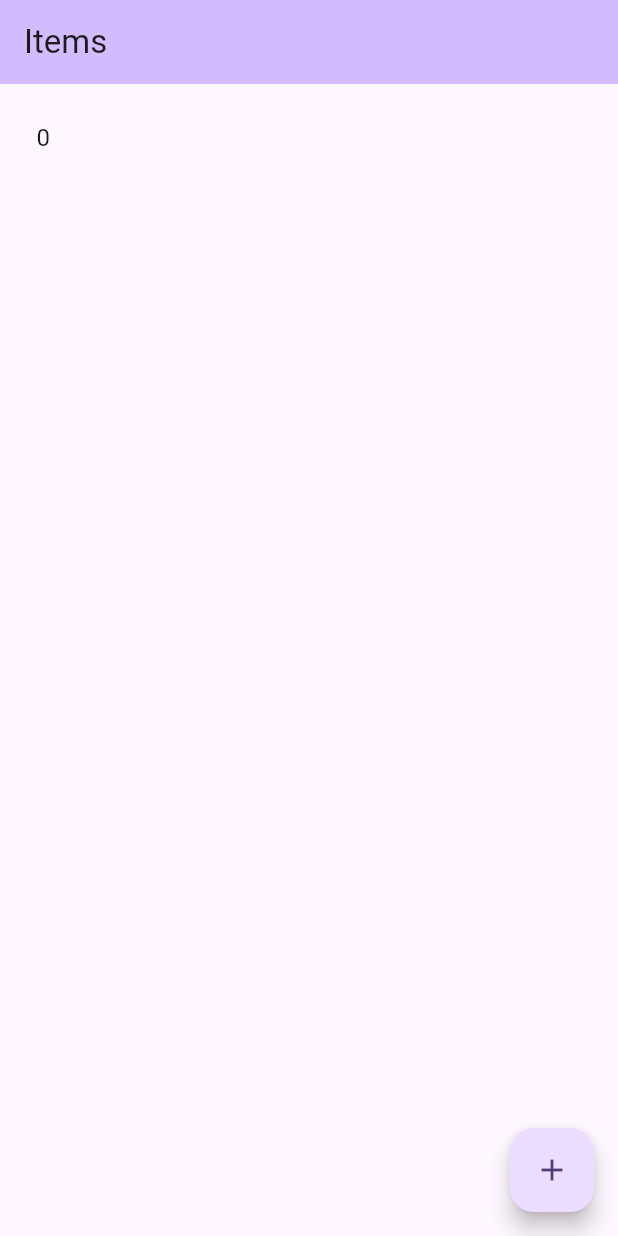
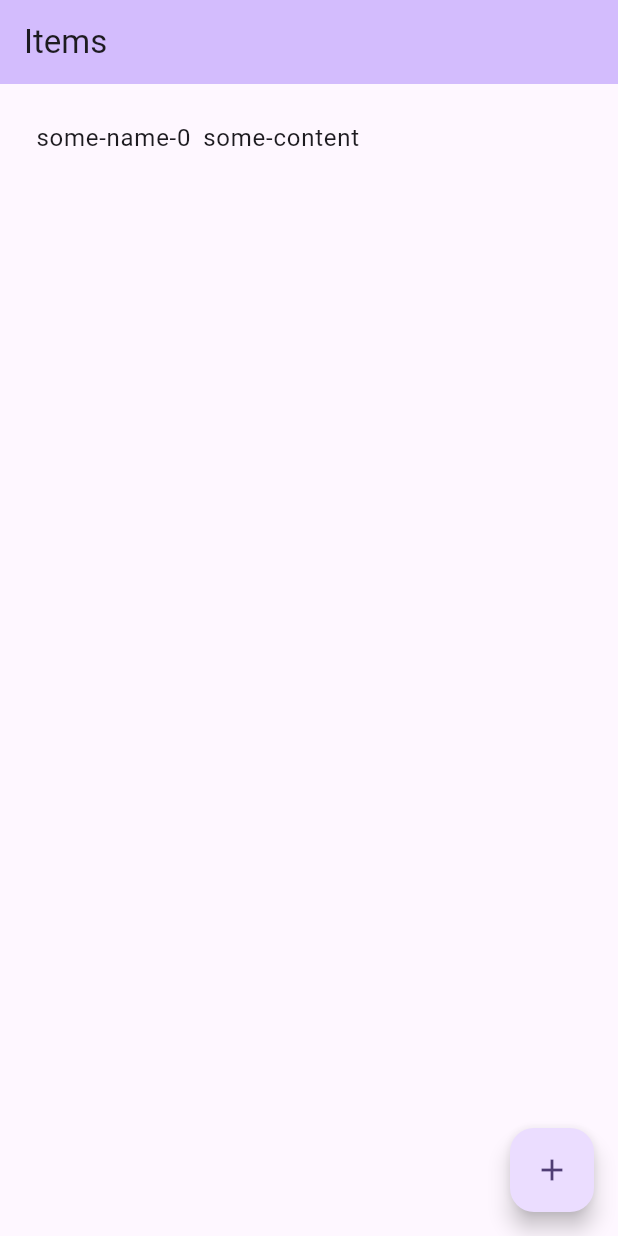
Before and after one commit to schilln/memorize, a Flutter app: the screen it shows after launch, after a tap on the "add" icon, on a phone screen of 412 x 824 dp. Run offline on Flutter 3.47's test engine with Material 3 defaults, Android fonts, the phone set to English and light mode, and no system bars; drawn by our look-alikes of flutter_slidable.

Commit message:
created Item and ItemWidget

```diff
--- a/lib/home.dart
+++ b/lib/home.dart
@@ -1,5 +1,6 @@
 import 'package:flutter/material.dart';
 import 'package:flutter_slidable/flutter_slidable.dart';
+import 'package:memorize/item.dart';
 import 'package:memorize/new_item_page.dart';
 
 class HomePage extends StatefulWidget {
@@ -12,11 +13,11 @@ class HomePage extends StatefulWidget {
 class _MyHomePageState extends State<HomePage> {
   int _counter = 0;
 
-  final List<Text> _items = [];
+  final List<Item> _items = [];
 
   void _addItem() {
     setState(() {
-      _items.add(Text(_counter.toString()));
+      _items.add(Item("some-name-$_counter", "some-content"));
       _counter++;
     });
   }
@@ -63,7 +64,9 @@ class _MyHomePageState extends State<HomePage> {
             onPressed: (context) {
               Navigator.push(
                 context,
-                MaterialPageRoute(builder: (context) => NewItemPage()),
+                MaterialPageRoute(
+                  builder: (context) => NewItemPage(_items[index]),
+                ),
               );
             },
             icon: Icons.edit,
@@ -78,7 +81,18 @@ class _MyHomePageState extends State<HomePage> {
           ),
         ],
       ),
-      child: ListTile(title: _items[index]),
+      child: ListTile(title: ItemWidget(_items[index])),
     );
   }
 }
+
+class ItemWidget extends StatelessWidget {
+  final Item item;
+
+  const ItemWidget(this.item, {super.key});
+
+  @override
+  Widget build(BuildContext context) {
+    return Row(spacing: 8, children: [Text(item.name), Text(item.content)]);
+  }
+}
--- /dev/null
+++ b/lib/item.dart
@@ -0,0 +1,6 @@
+class Item {
+  String name;
+  String content;
+
+  Item(this.name, this.content);
+}
--- a/lib/new_item_page.dart
+++ b/lib/new_item_page.dart
@@ -1,7 +1,10 @@
 import 'package:flutter/material.dart';
+import 'package:memorize/item.dart';
 
 class NewItemPage extends StatelessWidget {
-  const NewItemPage({super.key});
+  final Item _item;
+
+  const NewItemPage(this._item, {super.key});
 
   @override
   Widget build(BuildContext context) {
```
Lines whose indentation alone changed are shown as unchanged.
